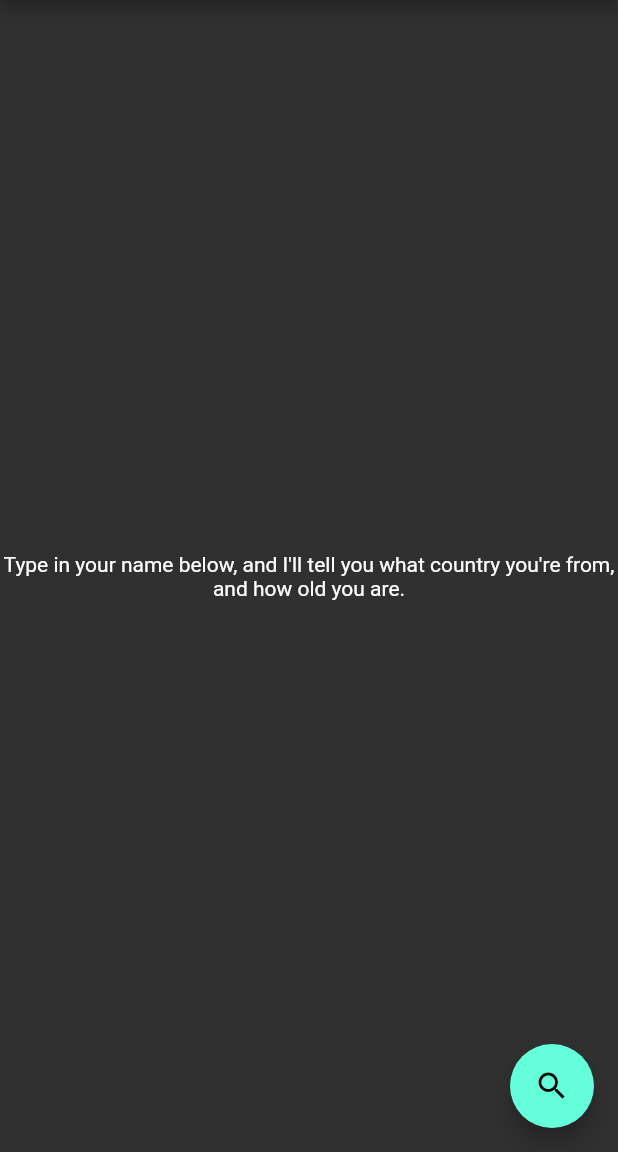
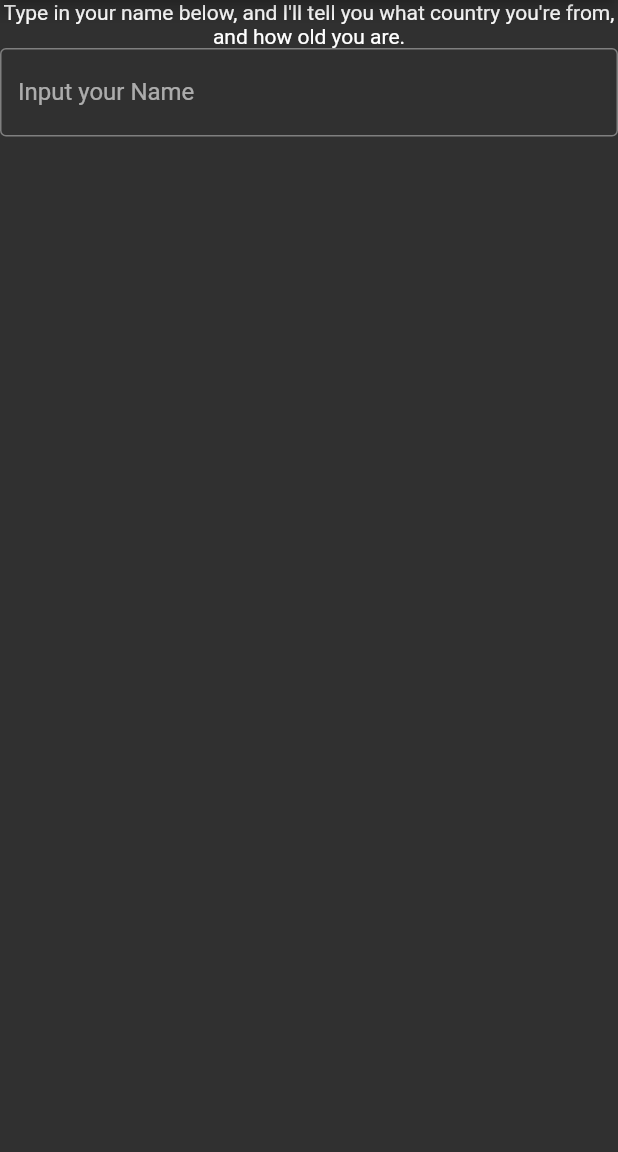
Before and after one commit to MalteMagnussen/flutterhobby, a Flutter app: the screen it shows after launch, on a phone screen of 412 x 824 dp, the part 84-1236 px from its top. Run offline on Flutter 3.47's test engine with Material 2 defaults, Android fonts, the phone set to English and light mode, and no system bars.

Commit message:
Added TextField and Popup for result

```diff
--- a/lib/main.dart
+++ b/lib/main.dart
@@ -1,4 +1,6 @@
 import 'package:flutter/material.dart';
+import 'agify.dart';
+import 'agify_fetch.dart';
 
 void main() {
   runApp(const MyApp());
@@ -25,24 +27,70 @@ class MyHomePage extends StatefulWidget {
 }
 
 class _MyHomePageState extends State<MyHomePage> {
+  late TextEditingController _controller;
+  late PersonsAge person;
+
+  @override
+  void initState() {
+    super.initState();
+    _controller = TextEditingController();
+  }
+
+  @override
+  void dispose() {
+    _controller.dispose();
+    super.dispose();
+  }
+
   @override
   Widget build(BuildContext context) {
     return Scaffold(
       appBar: AppBar(
         title: const Text('Malte Hviid-Magnussen'),
       ),
-      body: const Center(
-        child: Text(
-          "Type in your name below, and I'll tell you what country you're from, and how old you are.",
-          textAlign: TextAlign.center,
-        ),
+      body: Column(
+        children: [
+          Center(
+            child: Text(
+              "Type in your name below, and I'll tell you what country you're from, and how old you are.",
+              textAlign: TextAlign.center,
+            ),
+          ),
+          TextField(
+            controller: _controller,
+            decoration: InputDecoration(
+              border: OutlineInputBorder(),
+              labelText: 'Input your Name',
+            ),
+            onSubmitted: (String value) async {
+              setState(() async {
+                person = await fetchPerson(value);
+              });
+              await showDialog<void>(
+                context: context,
+                builder: (BuildContext context) {
+                  return AlertDialog(
+                    title: Text('Your name is $value!'),
+                    content: Text(
+                      "Your age is ${person.age} and you're from ${person.country}!",
+                    ),
+                    actions: <Widget>[
+                      TextButton(
+                        onPressed: () {
+                          Navigator.pop(context);
+                        },
+                        child: const Text('OK'),
+                      ),
+                    ],
+                  );
+                },
+              );
+            },
+          )
+        ],
       ),
 
-      floatingActionButton: const FloatingActionButton(
-        onPressed: null,
-        tooltip: 'Search',
-        child: Icon(Icons.search),
-      ), // This trailing comma makes auto-formatting nicer for build methods.
+      // This trailing comma makes auto-formatting nicer for build methods.
     );
   }
 }
```
